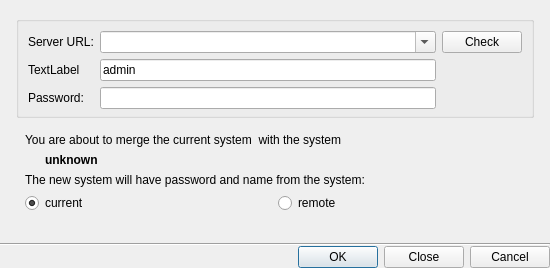
Above: client/libclient/src/ui/dialogs/merge_systems_dialog.ui from networkoptix/nx_open before the change. Below: the same form after it.
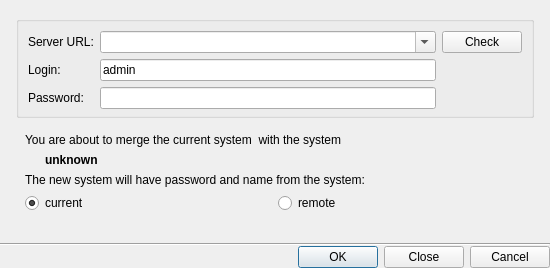
That is the form after the change. Custom widgets are drawn as their Qt base class.

What changed in the file:
```diff
--- a/client/libclient/src/ui/dialogs/merge_systems_dialog.ui
+++ b/client/libclient/src/ui/dialogs/merge_systems_dialog.ui
@@ -107,7 +107,7 @@
               <item row="1" column="0">
                <widget class="QLabel" name="LoginLabel">
                 <property name="text">
-                 <string>TextLabel</string>
+                 <string>Login:</string>
                 </property>
                </widget>
               </item>
```
